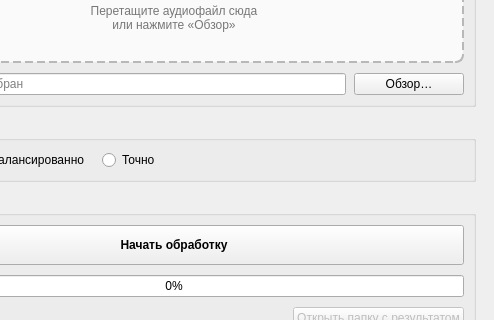
DMatvei/SpeechSeparationLectureRecord, file main_window.ui: the form before one commit; both pictures show x 146 to 640 and y 106 to 426 of the 640 by 560 pixel window.
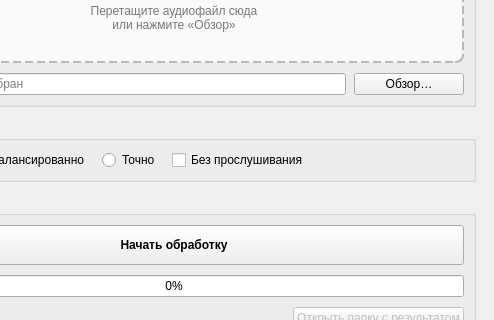
The form after the commit.

What changed in the file:
```diff
--- a/main_window.ui
+++ b/main_window.ui
@@ -146,6 +146,16 @@
          </property>
         </widget>
        </item>
+       <item>
+        <widget class="QCheckBox" name="checkBox_autoconfirm">
+         <property name="text">
+          <string>Без прослушивания</string>
+         </property>
+         <property name="toolTip">
+          <string>Не показывать диалог подтверждения референса — взять предложенный фрагмент автоматически</string>
+         </property>
+        </widget>
+       </item>
        <item>
         <spacer name="qualitySpacer">
          <property name="orientation">
```
